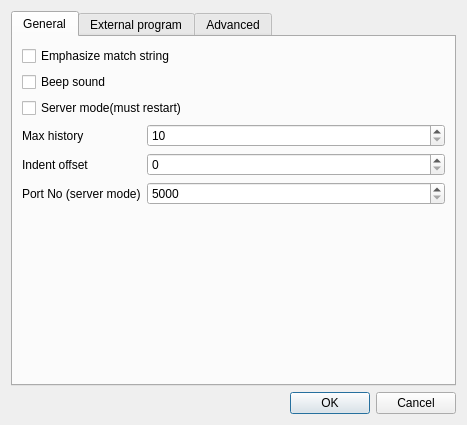
First picture: the form in src/optiondialog.ui, repository mvf/qolibri, before the edit.
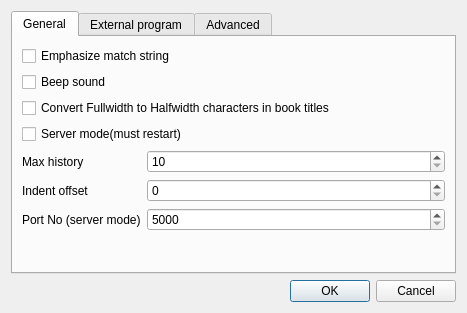
Second picture: the form after the edit.

Commit message:
Convert fullwidth ascii to halfwidth in book titles.
Option, defaults to true.

The edit to the form file:
```diff
--- a/src/optiondialog.ui
+++ b/src/optiondialog.ui
@@ -7,7 +7,7 @@
     <x>0</x>
     <y>0</y>
     <width>467</width>
-    <height>425</height>
+    <height>313</height>
    </rect>
   </property>
   <property name="windowTitle">
@@ -38,6 +38,13 @@
          </property>
         </widget>
        </item>
+       <item>
+        <widget class="QCheckBox" name="convertFullwidthCheck">
+         <property name="text">
+          <string>Convert Fullwidth to Halfwidth characters in book titles</string>
+         </property>
+        </widget>
+       </item>
        <item>
         <widget class="QCheckBox" name="serverModeCheck">
          <property name="text">
```
The commit also changes 4 other files.
